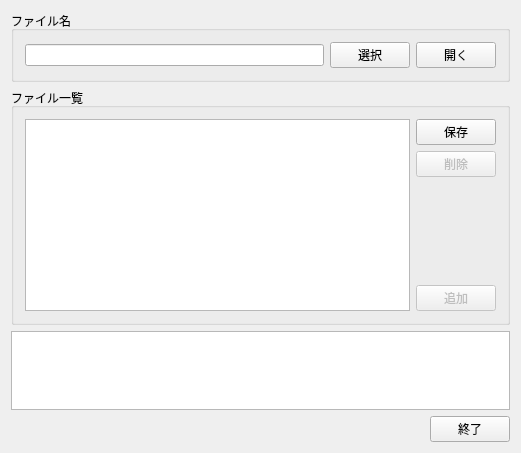
Above: widget.ui from futr/MicomFSReader before the change. Below: the same form after it.
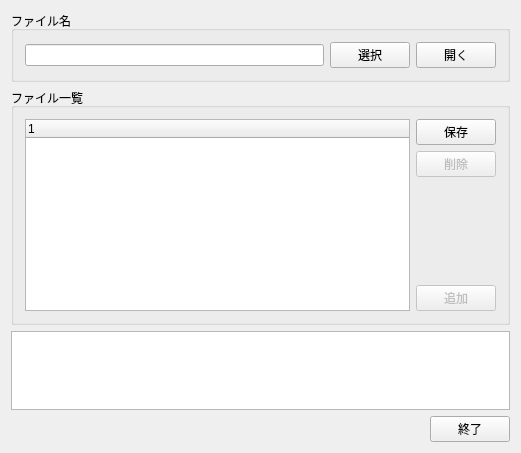
That is the form after the change.

```diff
--- a/widget.ui
+++ b/widget.ui
@@ -55,7 +55,7 @@
       <item>
        <widget class="QTreeWidget" name="fileListWidget">
         <attribute name="headerVisible">
-         <bool>false</bool>
+         <bool>true</bool>
         </attribute>
         <column>
          <property name="text">
```
